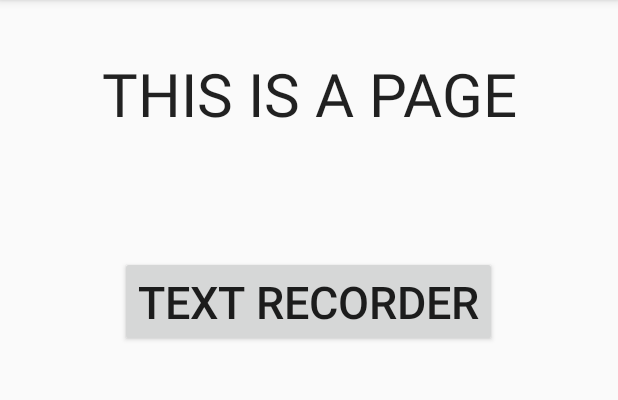
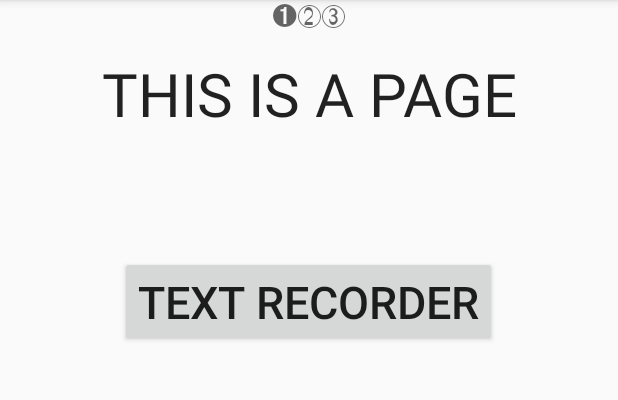
Before and after one commit to mobimation/StoryMaker, an Android app: the screen it shows after launch (MainActivity), on a phone screen of 412 x 824 dp, the part 84-484 px from its top. Run offline under Robolectric (Android 15) with nearby library versions, the phone set to English and light mode, and no system bars.

Commit message:
TextRecorder UI

```diff
--- a/app/src/main/java/com/mobimation/storymaker/MainActivity.java
+++ b/app/src/main/java/com/mobimation/storymaker/MainActivity.java
@@ -3,6 +3,7 @@ package com.mobimation.storymaker;
 import java.util.Locale;
 
 import android.content.Intent;
+import android.graphics.Typeface;
 import android.support.v7.app.ActionBarActivity;
 import android.support.v7.app.ActionBar;
 import android.support.v4.app.Fragment;
@@ -21,8 +22,10 @@ import android.widget.Button;
 import android.widget.TextView;
 import android.widget.Toast;
 
-
-public class MainActivity extends ActionBarActivity {
+/**
+ * Main activity of thr StoryMaker app.
+ */
+public class MainActivity extends ActionBarActivity implements ViewPager.OnPageChangeListener{
 
     /**
      * The {@link android.support.v4.view.PagerAdapter} that will provide
@@ -38,10 +41,11 @@ public class MainActivity extends ActionBarActivity {
      * The {@link ViewPager} that will host the section contents.
      */
     ViewPager mViewPager;
+    TextView pageIndicator;
     @Override
     protected void onCreate(Bundle savedInstanceState) {
         super.onCreate(savedInstanceState);
-        setContentView(R.layout.activity_main);
+        setContentView(R.layout.main_layout);
 
 // b.setOnClickListener();
         // Create the adapter that will return a fragment for each of the three
@@ -50,7 +54,11 @@ public class MainActivity extends ActionBarActivity {
 
         // Set up the ViewPager with the sections adapter.
         mViewPager = (ViewPager) findViewById(R.id.pager);
+        pageIndicator = (TextView) findViewById(R.id.pageIndicator);
+        pageIndicator.setTypeface(getFont("fonts/Digits.ttf"));
+
         mViewPager.setAdapter(mSectionsPagerAdapter);
+        mViewPager.setOnPageChangeListener(this);
 
     }
 
@@ -77,6 +85,31 @@ public class MainActivity extends ActionBarActivity {
         return super.onOptionsItemSelected(item);
     }
 
+    @Override
+    public void onPageScrolled(int i, float v, int i2) {
+
+    }
+
+    @Override
+    public void onPageSelected(int i) {
+        switch (i) {
+            case 0:
+                pageIndicator.setText("Abc");
+                break;
+            case 1:
+                pageIndicator.setText("aBc");
+                break;
+            case 2:
+                pageIndicator.setText("abC");
+                break;
+        }
+    }
+
+    @Override
+    public void onPageScrollStateChanged(int i) {
+
+    }
+
 
     /**
      * A {@link FragmentPagerAdapter} that returns a fragment corresponding to
@@ -92,6 +125,7 @@ public class MainActivity extends ActionBarActivity {
         public Fragment getItem(int position) {
             // getItem is called to instantiate the fragment for the given page.
             // Return a PlaceholderFragment (defined as a static inner class below).
+
             return PlaceholderFragment.newInstance(position + 1);
         }
 
@@ -101,16 +135,20 @@ public class MainActivity extends ActionBarActivity {
             return 3;
         }
 
+
         @Override
         public CharSequence getPageTitle(int position) {
             Locale l = Locale.getDefault();
             switch (position) {
                 case 0:
-                    return getString(R.string.title_section1).toUpperCase(l);
+                    pageIndicator.setText("Abc");
+                    return "Abc";
                 case 1:
-                    return getString(R.string.title_section2).toUpperCase(l);
+                    pageIndicator.setText("aBc");
+                    return "aBc";
                 case 2:
-                    return getString(R.string.title_section3).toUpperCase(l);
+                    pageIndicator.setText("abC");
+                    return "abC";
             }
             return null;
         }
@@ -155,5 +193,8 @@ public class MainActivity extends ActionBarActivity {
             return rootView;
         }
     }
+    private Typeface getFont(String fontName) {
+        return Typeface.createFromAsset(getAssets(), fontName);
+    }
 
 }
--- /dev/null
+++ b/app/src/main/res/layout/main_layout.xml
@@ -0,0 +1,26 @@
+<?xml version="1.0" encoding="utf-8"?>
+<RelativeLayout xmlns:android="http://schemas.android.com/apk/res/android"
+    android:orientation="vertical" android:layout_width="match_parent"
+    android:layout_height="match_parent">
+
+    <TextView
+        android:layout_width="fill_parent"
+        android:layout_height="wrap_content"
+        android:textAppearance="?android:attr/textAppearanceMedium"
+        android:id="@+id/pageIndicator"
+        android:layout_gravity="center_horizontal"
+        android:gravity="center_horizontal"
+        android:layout_alignParentLeft="true"
+        android:layout_marginLeft="0dp"
+        android:layout_alignParentTop="true"
+        android:layout_marginTop="0dp"
+        android:text="Abc" />
+
+    <android.support.v4.view.ViewPager android:id="@+id/pager"
+        android:layout_width="wrap_content"
+        android:layout_height="fill_parent"
+        android:layout_alignParentLeft="true"
+        android:layout_marginLeft="0dp"
+        android:layout_alignParentTop="true"
+        android:layout_marginTop="0dp" />
+</RelativeLayout>
```
Also changed, not shown: app/src/main/java/com/mobimation/storymaker/TextRecorder.java (+8 -7 lines), app/src/main/assets/fonts/Digits.ttf (added).
